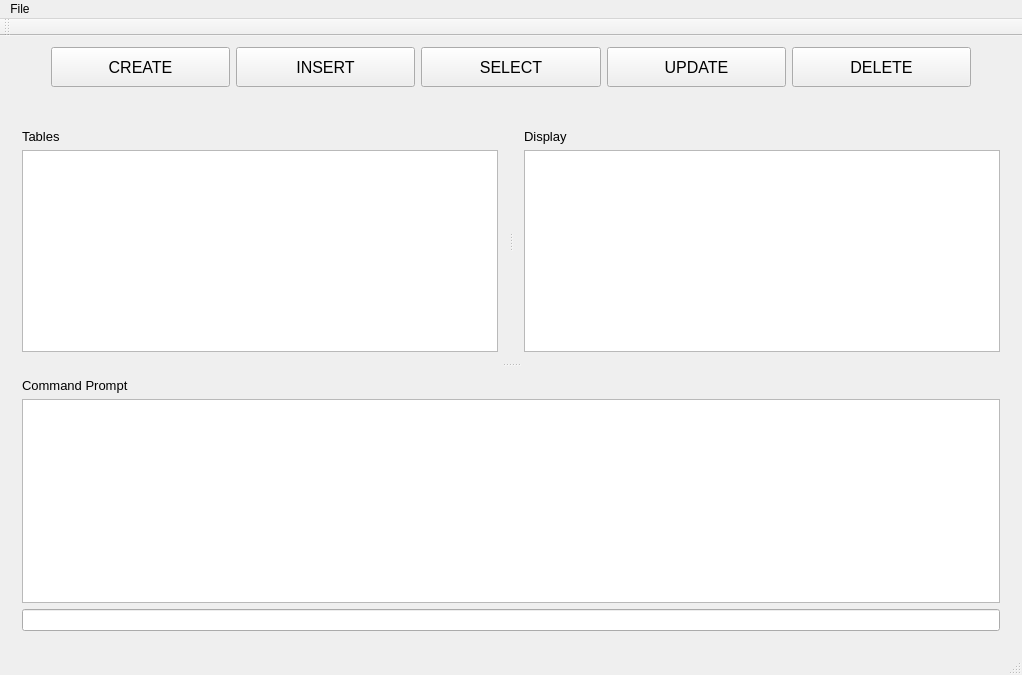
Before: the Qt Designer form SQL Manager/src/SQLManagerGUI.ui in CBall02/Senior-Project, drawn with Qt 5.
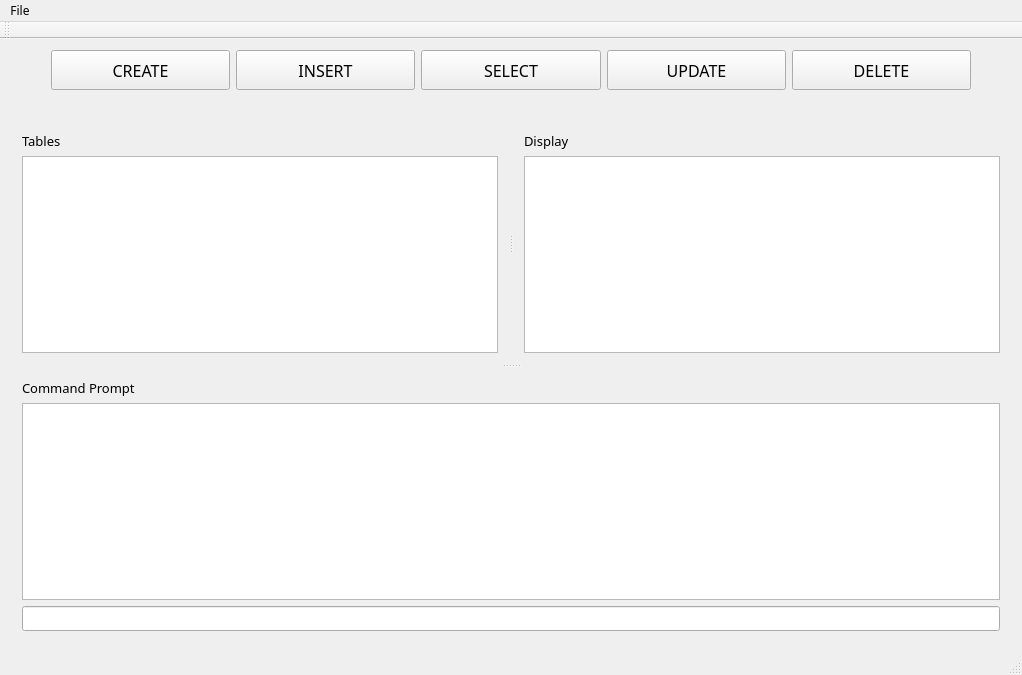
After: the same form once the commit is applied.

```diff
--- a/SQL Manager/src/SQLManagerGUI.ui
+++ b/SQL Manager/src/SQLManagerGUI.ui
@@ -10,6 +10,11 @@
     <height>675</height>
    </rect>
   </property>
+  <property name="font">
+   <font>
+    <family>Cascadia Code Light</family>
+   </font>
+  </property>
   <property name="windowTitle">
    <string>SQLManagerGUI</string>
   </property>
@@ -119,6 +124,7 @@
         </property>
         <property name="font">
          <font>
+          <family>Cascadia Code Light</family>
           <pointsize>12</pointsize>
          </font>
         </property>
@@ -137,6 +143,7 @@
         </property>
         <property name="font">
          <font>
+          <family>Cascadia Code Light</family>
           <pointsize>12</pointsize>
          </font>
         </property>
@@ -155,6 +162,7 @@
         </property>
         <property name="font">
          <font>
+          <family>Cascadia Code Light</family>
           <pointsize>12</pointsize>
          </font>
         </property>
@@ -173,6 +181,7 @@
         </property>
         <property name="font">
          <font>
+          <family>Cascadia Code Light</family>
           <pointsize>12</pointsize>
          </font>
         </property>
@@ -191,6 +200,7 @@
         </property>
         <property name="font">
          <font>
+          <family>Cascadia Code Light</family>
           <pointsize>12</pointsize>
          </font>
         </property>
@@ -254,6 +264,7 @@
            </property>
            <property name="font">
             <font>
+             <family>Cascadia Code Light</family>
              <pointsize>10</pointsize>
             </font>
            </property>
@@ -273,6 +284,7 @@
           <widget class="QLabel" name="label_3">
            <property name="font">
             <font>
+             <family>Cascadia Code Light</family>
              <pointsize>10</pointsize>
             </font>
            </property>
@@ -293,6 +305,7 @@
          <widget class="QLabel" name="label_2">
           <property name="font">
            <font>
+            <family>Cascadia Code Light</family>
             <pointsize>10</pointsize>
            </font>
           </property>
@@ -319,7 +332,7 @@
      <x>0</x>
      <y>0</y>
      <width>1022</width>
-     <height>22</height>
+     <height>20</height>
     </rect>
    </property>
    <widget class="QMenu" name="menuFile">
```
Left out of the diff: 2 changed lines with no effect on the pictures.
